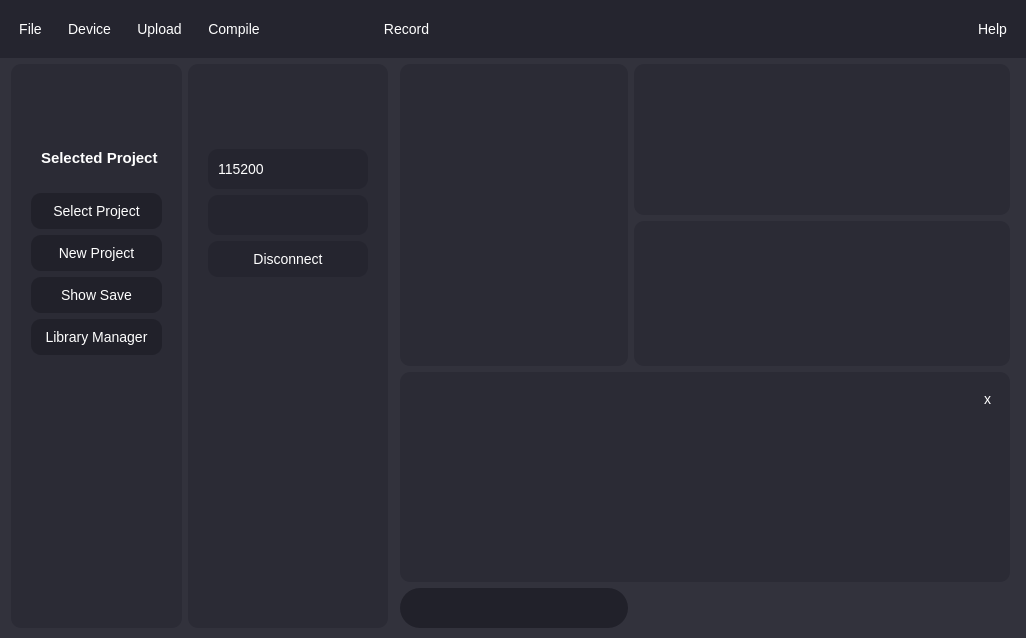
Above: Ui/GraphingUi.ui from OrionAerospaceYT/SideKick before the change. Below: the same form after it.
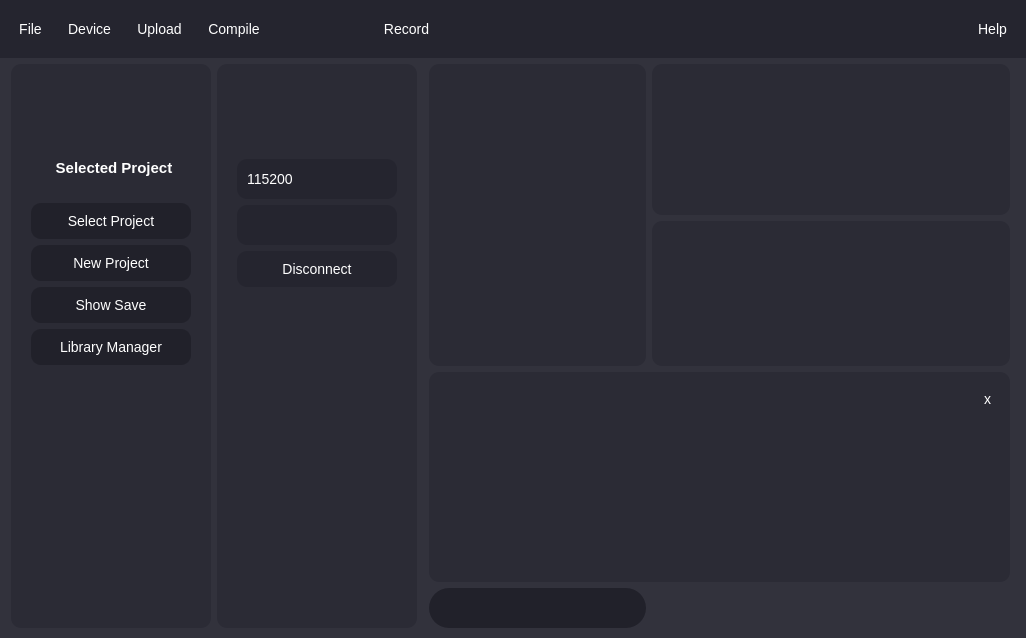
That is the form after the change. Icons and pictures are not drawn.

```diff
--- a/Ui/GraphingUi.ui
+++ b/Ui/GraphingUi.ui
@@ -477,6 +477,12 @@
       </item>
       <item row="1" column="2" rowspan="5">
        <widget class="QFrame" name="device_layout">
+        <property name="sizePolicy">
+         <sizepolicy hsizetype="Minimum" vsizetype="Preferred">
+          <horstretch>0</horstretch>
+          <verstretch>0</verstretch>
+         </sizepolicy>
+        </property>
         <property name="minimumSize">
          <size>
           <width>200</width>
@@ -560,6 +566,22 @@
          <property name="rightMargin">
           <number>20</number>
          </property>
+         <item>
+          <spacer name="verticalSpacer_8">
+           <property name="orientation">
+            <enum>Qt::Vertical</enum>
+           </property>
+           <property name="sizeType">
+            <enum>QSizePolicy::Minimum</enum>
+           </property>
+           <property name="sizeHint" stdset="0">
+            <size>
+             <width>20</width>
+             <height>20</height>
+            </size>
+           </property>
+          </spacer>
+         </item>
          <item>
           <widget class="QLabel" name="logo_2">
            <property name="minimumSize">
@@ -590,7 +612,7 @@
            <property name="sizeHint" stdset="0">
             <size>
              <width>20</width>
-             <height>20</height>
+             <height>10</height>
             </size>
            </property>
           </spacer>
@@ -624,6 +646,12 @@
          </item>
          <item>
           <widget class="QPushButton" name="disconnect">
+           <property name="sizePolicy">
+            <sizepolicy hsizetype="Preferred" vsizetype="Fixed">
+             <horstretch>0</horstretch>
+             <verstretch>0</verstretch>
+            </sizepolicy>
+           </property>
            <property name="text">
             <string>Disconnect</string>
            </property>
@@ -679,6 +707,12 @@
         <property name="enabled">
          <bool>true</bool>
         </property>
+        <property name="sizePolicy">
+         <sizepolicy hsizetype="Minimum" vsizetype="Preferred">
+          <horstretch>0</horstretch>
+          <verstretch>0</verstretch>
+         </sizepolicy>
+        </property>
         <property name="minimumSize">
          <size>
           <width>200</width>
@@ -845,6 +879,22 @@
          <property name="rightMargin">
           <number>20</number>
          </property>
+         <item>
+          <spacer name="verticalSpacer_7">
+           <property name="orientation">
+            <enum>Qt::Vertical</enum>
+           </property>
+           <property name="sizeType">
+            <enum>QSizePolicy::Minimum</enum>
+           </property>
+           <property name="sizeHint" stdset="0">
+            <size>
+             <width>20</width>
+             <height>20</height>
+            </size>
+           </property>
+          </spacer>
+         </item>
          <item>
           <widget class="QLabel" name="logo">
            <property name="minimumSize">
@@ -875,16 +925,22 @@
            <property name="sizeHint" stdset="0">
             <size>
              <width>20</width>
-             <height>20</height>
+             <height>10</height>
             </size>
            </property>
           </spacer>
          </item>
          <item>
           <widget class="QLabel" name="selected_project">
+           <property name="layoutDirection">
+            <enum>Qt::LeftToRight</enum>
+           </property>
            <property name="text">
             <string>Selected Project</string>
            </property>
+           <property name="alignment">
+            <set>Qt::AlignCenter</set>
+           </property>
           </widget>
          </item>
          <item>
@@ -919,6 +975,18 @@
          </item>
          <item>
           <widget class="QPushButton" name="show_save">
+           <property name="sizePolicy">
+            <sizepolicy hsizetype="Expanding" vsizetype="Fixed">
+             <horstretch>0</horstretch>
+             <verstretch>0</verstretch>
+            </sizepolicy>
+           </property>
+           <property name="minimumSize">
+            <size>
+             <width>0</width>
+             <height>0</height>
+            </size>
+           </property>
            <property name="text">
             <string>Show Save</string>
            </property>
@@ -944,6 +1012,19 @@
            </property>
           </spacer>
          </item>
+         <item>
+          <spacer name="horizontalSpacer_4">
+           <property name="orientation">
+            <enum>Qt::Horizontal</enum>
+           </property>
+           <property name="sizeHint" stdset="0">
+            <size>
+             <width>200</width>
+             <height>20</height>
+            </size>
+           </property>
+          </spacer>
+         </item>
         </layout>
        </widget>
       </item>
```
